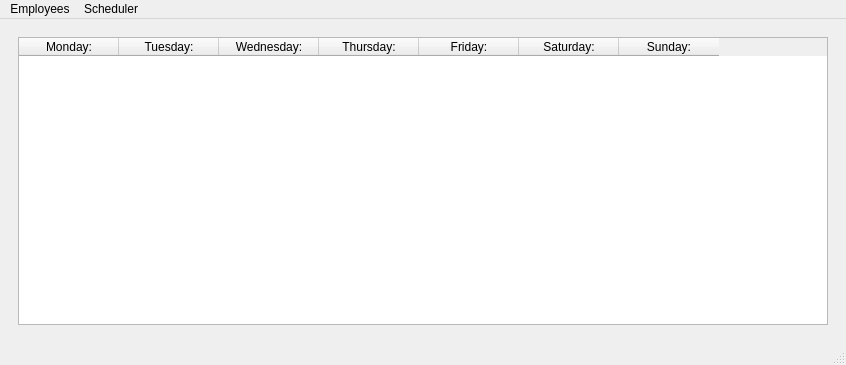
Old version of the form mainwindow.ui in the repository camwick/qdobaScheduler.
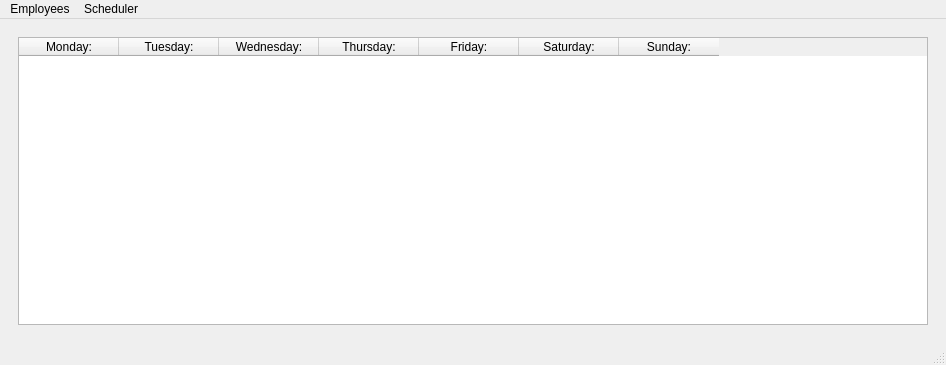
New version of the form.

Commit message: delete debug msg

```diff
--- a/mainwindow.ui
+++ b/mainwindow.ui
@@ -6,7 +6,7 @@
    <rect>
     <x>0</x>
     <y>0</y>
-    <width>846</width>
+    <width>946</width>
     <height>365</height>
    </rect>
   </property>
@@ -184,7 +184,7 @@
     <rect>
      <x>0</x>
      <y>0</y>
-     <width>846</width>
+     <width>946</width>
      <height>21</height>
     </rect>
    </property>
```
